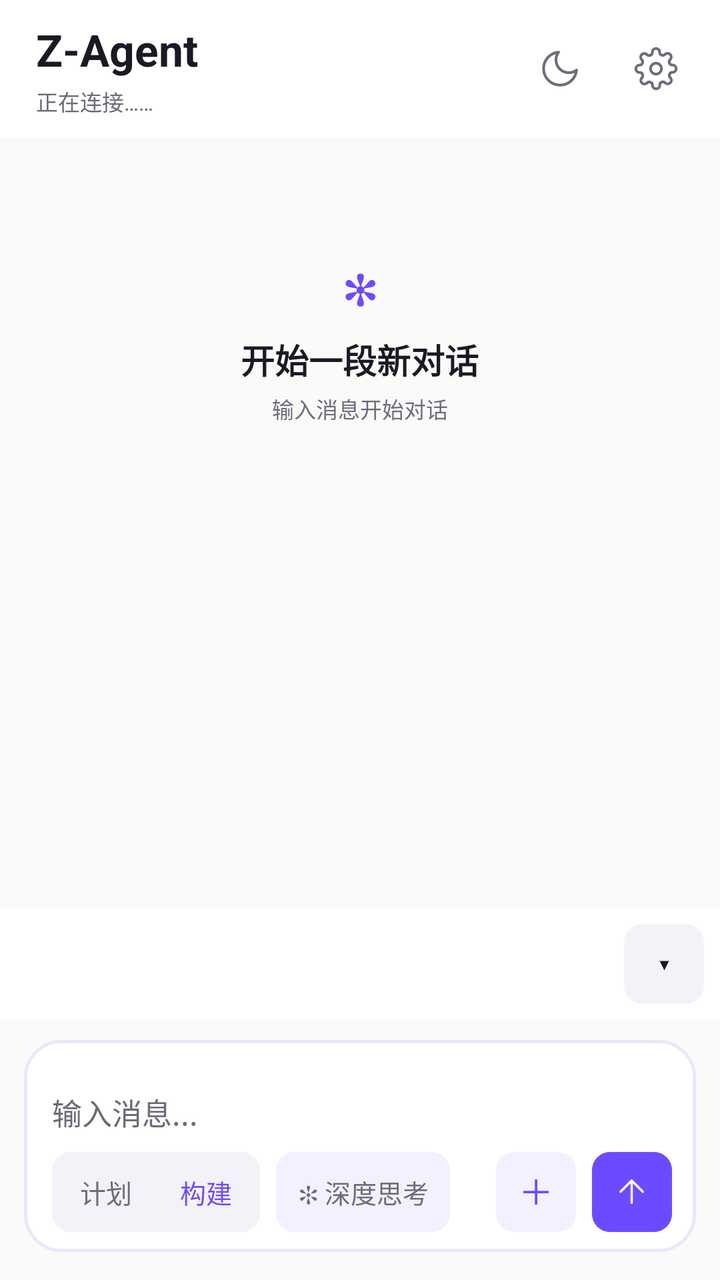
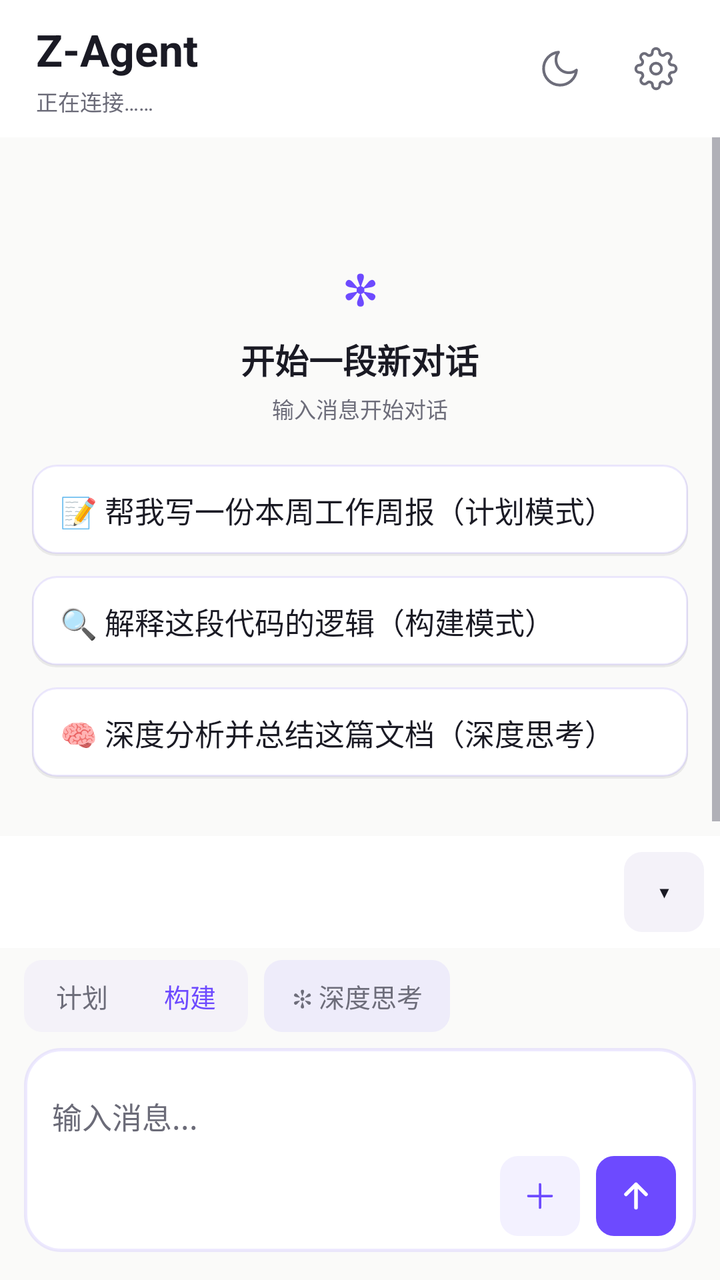

Compare the two renders of this Android layout. The source of the first and the diff that turns it into the second are given below.
<!-- AndroidManifest.xml: application theme AppTheme -->
<!-- res/layout/activity_main.xml -->
<?xml version="1.0" encoding="utf-8"?>
<LinearLayout xmlns:android="http://schemas.android.com/apk/res/android"
android:id="@+id/rootView" android:clipChildren="false" android:clipToPadding="false"
android:layout_width="match_parent"
android:layout_height="match_parent"
android:background="@color/bg_canvas"
android:orientation="vertical">


<LinearLayout
android:id="@+id/topBar"
android:layout_width="match_parent"
android:layout_height="wrap_content"
android:background="@color/bg_elevated"
android:gravity="center_vertical"
android:orientation="horizontal"
android:paddingStart="18dp"
android:paddingTop="10dp"
android:paddingEnd="8dp"
android:paddingBottom="10dp">

<LinearLayout
android:layout_width="0dp"
android:layout_height="wrap_content"
android:layout_weight="1"
android:orientation="vertical">
<TextView
android:layout_width="wrap_content"
android:layout_height="wrap_content"
android:text="Z-Agent"
android:textColor="@color/text_primary"
android:textSize="@dimen/fs_display"
android:textStyle="bold" />
<TextView
android:id="@+id/statusText"
android:layout_width="match_parent"
android:layout_height="wrap_content"
android:layout_marginTop="3dp"
android:ellipsize="end"
android:maxLines="1"
android:text="正在连接……"
android:textColor="@color/text_tertiary"
android:textSize="@dimen/fs_caption" />
</LinearLayout>


<FrameLayout
android:id="@+id/themeButton"
android:contentDescription="切换深浅主题"
android:layout_width="48dp"
android:layout_height="48dp"
android:background="?attr/selectableItemBackgroundBorderless"
android:clickable="true"
android:focusable="true">
<ImageView
android:id="@+id/themeIcon"
android:layout_width="22dp"
android:layout_height="22dp"
android:layout_gravity="center"
android:src="@drawable/ic_moon" />
</FrameLayout>


<FrameLayout
android:id="@+id/settingsButton"
android:contentDescription="打开设置"
android:layout_width="48dp"
android:layout_height="48dp"
android:background="?attr/selectableItemBackgroundBorderless"
android:clickable="true"
android:focusable="true">
<ImageView
android:layout_width="22dp"
android:layout_height="22dp"
android:layout_gravity="center"
android:src="@drawable/ic_gear" />
</FrameLayout>
</LinearLayout>


<FrameLayout android:clipChildren="false" android:clipToPadding="false"
android:layout_width="match_parent"
android:layout_height="0dp"
android:layout_weight="1">

<ScrollView
android:id="@+id/outputScroll"
android:layout_width="match_parent"
android:layout_height="match_parent"
android:background="@color/bg_canvas"
android:fillViewport="true"
android:overScrollMode="always"
android:scrollbars="vertical">
<LinearLayout
android:id="@+id/chatContainer"
android:layout_width="match_parent"
android:layout_height="wrap_content"
android:orientation="vertical"
android:paddingStart="8dp"
android:paddingTop="12dp"
android:paddingEnd="8dp"
android:paddingBottom="12dp">

<LinearLayout
android:id="@+id/emptyState"
android:layout_width="match_parent"
android:layout_height="wrap_content"
android:gravity="center_horizontal"
android:orientation="vertical"
android:paddingTop="48dp"
android:paddingBottom="24dp">
<TextView
android:layout_width="wrap_content"
android:layout_height="wrap_content"
android:text="✻"
android:textColor="@color/accent"
android:textSize="@dimen/fs_display"
android:textStyle="bold" />
<TextView
android:layout_width="wrap_content"
android:layout_height="wrap_content"
android:layout_marginTop="8dp"
android:text="开始一段新对话"
android:textColor="@color/text_primary"
android:textSize="@dimen/fs_title"
android:textStyle="bold" />
<TextView
android:layout_width="wrap_content"
android:layout_height="wrap_content"
android:layout_marginTop="4dp"
android:text="输入消息开始对话"
android:textColor="@color/text_secondary"
android:textSize="@dimen/fs_caption" />
</LinearLayout>
 </LinearLayout>
</ScrollView>


<FrameLayout
android:id="@+id/scrollBottomBtn"
android:layout_width="40dp"
android:layout_height="40dp"
android:layout_gravity="bottom|end"
android:layout_marginEnd="16dp"
 android:layout_marginBottom="76dp"
android:background="@drawable/bg_circle_btn"
android:clickable="true"
android:focusable="true"
android:foreground="@drawable/ripple_circle"
android:visibility="gone">
<TextView
android:layout_width="wrap_content"
android:layout_height="wrap_content"
android:layout_gravity="center"
android:text="↓"
android:textColor="@color/accent"
android:textSize="20sp"
android:textStyle="bold" />
</FrameLayout>

<FrameLayout android:id="@+id/quickToggleCollapsed" android:layout_width="44dp" android:layout_height="44dp" android:layout_gravity="bottom|end" android:layout_marginEnd="14dp" android:layout_marginBottom="-22dp" android:background="@drawable/bg_quick_toggle" android:clickable="true" android:focusable="true" android:foreground="@drawable/ripple_circle" android:visibility="gone" android:elevation="4dp">
<TextView android:layout_width="wrap_content" android:layout_height="wrap_content" android:layout_gravity="center" android:text="/" android:textColor="@color/accent" android:textSize="22sp" android:textStyle="bold" />
</FrameLayout>
</FrameLayout>


<LinearLayout android:id="@+id/quickBarContainer" android:layout_width="match_parent" android:layout_height="wrap_content" android:background="@color/bg_elevated" android:orientation="vertical">

 <LinearLayout android:id="@+id/quickRowWrap" android:layout_width="match_parent" android:layout_height="wrap_content" android:gravity="center_vertical" android:minHeight="56dp" android:orientation="horizontal" android:paddingStart="8dp" android:paddingTop="6dp" android:paddingEnd="8dp" android:paddingBottom="6dp"> <HorizontalScrollView android:id="@+id/quickScroll" android:layout_width="0dp" android:layout_height="wrap_content" android:layout_weight="1" android:overScrollMode="never" android:scrollbars="none"> <LinearLayout android:id="@+id/quickRow" android:layout_width="wrap_content" android:layout_height="wrap_content" android:gravity="center_vertical" android:orientation="horizontal" android:paddingStart="8dp" android:paddingEnd="8dp" /> </HorizontalScrollView> <TextView android:id="@+id/quickCollapse" android:layout_width="40dp" android:layout_height="40dp" android:layout_marginStart="4dp" android:background="@drawable/bg_quick" android:clickable="true" android:focusable="true" android:foreground="@drawable/ripple_pill" android:gravity="center" android:text="▾" android:textColor="@color/text_primary" android:textSize="16sp" /> </LinearLayout>  <LinearLayout android:id="@+id/quickEditBar" android:layout_width="match_parent" android:layout_height="36dp" android:background="@color/bg_subtle" android:gravity="center_vertical" android:orientation="horizontal" android:paddingStart="16dp" android:paddingEnd="12dp" android:visibility="gone"> <TextView android:layout_width="0dp" android:layout_height="wrap_content" android:layout_weight="1" android:text="拖动排序 · 点×移除 · 点＋添加" android:textColor="@color/text_secondary" android:textSize="11sp" /> <TextView android:id="@+id/quickEditDone" android:layout_width="wrap_content" android:layout_height="wrap_content" android:paddingStart="12dp" android:paddingEnd="4dp" android:text="完成" android:textColor="@color/accent" android:textSize="13sp" android:textStyle="bold" /> </LinearLayout> </LinearLayout>


<LinearLayout
android:id="@+id/inputBar"
android:layout_width="match_parent"
android:layout_height="wrap_content"
android:background="@color/bg_canvas"
android:orientation="vertical"
android:paddingStart="12dp"
android:paddingTop="10dp"
android:paddingEnd="12dp"
android:paddingBottom="14dp">

<LinearLayout
android:id="@+id/inputCard"
android:layout_width="match_parent"
android:layout_height="wrap_content"
android:background="@drawable/bg_input_card"
android:orientation="vertical"
android:paddingStart="14dp"
android:paddingTop="12dp"
android:paddingEnd="12dp"
android:paddingBottom="10dp">

<HorizontalScrollView
android:id="@+id/attachScroll"
android:layout_width="match_parent"
android:layout_height="wrap_content"
android:scrollbars="none"
android:visibility="gone">
<LinearLayout
android:id="@+id/attachRow"
android:layout_width="wrap_content"
android:layout_height="wrap_content"
android:orientation="horizontal"
android:paddingBottom="6dp" />
</HorizontalScrollView>

<EditText
android:id="@+id/inputEdit"
android:layout_width="match_parent"
android:layout_height="wrap_content"
android:minHeight="44dp"
android:background="@null"
android:hint="输入消息..."
android:imeOptions="actionSend"
android:inputType="textCapSentences"
android:maxLines="5"
android:paddingTop="8dp"
android:paddingBottom="4dp"
android:textColor="@color/text_primary"
android:textColorHint="@color/text_tertiary"
android:textSize="@dimen/fs_body" />

<LinearLayout
android:layout_width="match_parent"
android:layout_height="wrap_content"
android:gravity="center_vertical"
android:orientation="horizontal">

<FrameLayout
android:id="@+id/segContainer"
android:layout_width="wrap_content"
android:layout_height="40dp"
android:background="@drawable/bg_seg_container"
android:padding="2dp">
<View
android:id="@+id/segThumb"
android:layout_width="0dp"
android:layout_height="match_parent"
android:background="@drawable/bg_seg_thumb" />
<LinearLayout
android:layout_width="wrap_content"
android:layout_height="match_parent"
android:orientation="horizontal">
<TextView
android:id="@+id/segPlan"
android:layout_width="wrap_content"
android:layout_height="match_parent"
android:gravity="center"
android:paddingStart="12dp"
android:paddingEnd="12dp"
android:text="计划"
android:textColor="@color/text_secondary"
android:textSize="@dimen/fs_label" />
<TextView
android:id="@+id/segBuild"
android:layout_width="wrap_content"
android:layout_height="match_parent"
android:gravity="center"
android:paddingStart="12dp"
android:paddingEnd="12dp"
android:text="构建"
android:textColor="@color/accent"
android:textSize="@dimen/fs_label" />
</LinearLayout>
</FrameLayout>

<TextView
android:id="@+id/chipThink2"
android:layout_width="wrap_content"
android:layout_height="40dp"
android:layout_marginStart="8dp"
android:background="@drawable/bg_mini_pill"
android:clickable="true"
android:focusable="true"
android:foreground="@drawable/ripple_pill"
android:gravity="center"
android:paddingStart="11dp"
android:paddingEnd="11dp"
android:text="✻ 深度思考"
android:textColor="@color/text_secondary"
android:textSize="@dimen/fs_label"
android:maxLines="1"
android:singleLine="true" />

<TextView
android:id="@+id/chipSearch"
android:layout_width="wrap_content"
android:layout_height="48dp"
android:visibility="gone" />

<View
android:layout_width="0dp"
android:layout_height="1dp"
android:layout_weight="1" />

<FrameLayout
android:id="@+id/btnPlus"
android:contentDescription="添加附件"
android:layout_width="40dp"
android:layout_height="40dp"
android:background="@drawable/bg_circle_btn"
android:clickable="true"
android:focusable="true"
android:foreground="@drawable/ripple_circle">
<ImageView
android:layout_width="20dp"
android:layout_height="20dp"
android:layout_gravity="center"
android:src="@drawable/ic_plus" />
</FrameLayout>

<FrameLayout
android:id="@+id/sendButton"
android:contentDescription="发送消息"
android:layout_width="40dp"
android:layout_height="40dp"
android:layout_marginStart="8dp"
android:background="@drawable/bg_circle_send"
android:clickable="true"
android:focusable="true"
android:foreground="@drawable/ripple_circle">
<ImageView
android:layout_width="19dp"
android:layout_height="19dp"
android:layout_gravity="center"
android:src="@drawable/ic_send_arrow" />
</FrameLayout>
</LinearLayout>
</LinearLayout>

</LinearLayout>
</LinearLayout>
<!-- resources referenced by this layout -->
<resources>
  <color name="accent">#6D4AFF</color>
  <color name="bg_canvas">#FAFAF9</color>
  <color name="bg_elevated">#FFFFFF</color>
  <color name="bg_subtle">#F4F2F9</color>
  <color name="text_primary">#1A1A24</color>
  <color name="text_secondary">#6D6D7A</color>
  <color name="text_tertiary">#6B6B78</color>
  <dimen name="fs_body">15sp</dimen>
  <dimen name="fs_caption">11sp</dimen>
  <dimen name="fs_display">22sp</dimen>
  <dimen name="fs_label">13sp</dimen>
  <dimen name="fs_title">17sp</dimen>
  <!-- drawable bg_circle_btn (drawable) -->
  <?xml version="1.0" encoding="utf-8"?>
  <shape xmlns:android="http://schemas.android.com/apk/res/android" android:shape="rectangle">
   <solid android:color="@color/accent_subtle" />
   <corners android:radius="8.95dp" />
  </shape>
  <!-- drawable bg_circle_send (drawable) -->
  <?xml version="1.0" encoding="utf-8"?>
  <shape xmlns:android="http://schemas.android.com/apk/res/android" android:shape="rectangle">
   <solid android:color="@color/accent" />
   <corners android:radius="8.95dp" />
  </shape>
  <!-- drawable bg_input_card (drawable) -->
  <?xml version="1.0" encoding="utf-8"?>
  <shape xmlns:android="http://schemas.android.com/apk/res/android" android:shape="rectangle">
  <solid android:color="@color/bg_elevated" />
  <corners android:radius="@dimen/radius_lg" />
  <stroke android:width="1.5dp" android:color="@color/accent_line" />
  </shape>
  <!-- drawable bg_mini_pill (drawable) -->
  <?xml version="1.0" encoding="utf-8"?>
  <shape xmlns:android="http://schemas.android.com/apk/res/android" android:shape="rectangle">
  <solid android:color="@color/accent_subtle" />
  <corners android:radius="@dimen/radius_sm" />
  </shape>
  <!-- drawable bg_quick (drawable) -->
  <?xml version="1.0" encoding="utf-8"?>
  <shape xmlns:android="http://schemas.android.com/apk/res/android" android:shape="rectangle">
  <solid android:color="@color/bg_subtle" />
  <corners android:radius="@dimen/radius_sm" />
  </shape>
  <!-- drawable bg_seg_container (drawable) -->
  <?xml version="1.0" encoding="utf-8"?>
  <shape xmlns:android="http://schemas.android.com/apk/res/android" android:shape="rectangle">
  <solid android:color="@color/bg_subtle" />
  <corners android:radius="@dimen/radius_sm" />
  </shape>
  <!-- drawable ic_send_arrow (drawable) -->
  <?xml version="1.0" encoding="utf-8"?>
  <vector xmlns:android="http://schemas.android.com/apk/res/android" android:width="19dp" android:height="19dp" android:viewportWidth="24" android:viewportHeight="24">
  <path android:pathData="M12,19 L12,5 M5,12 L12,5 L19,12" android:strokeColor="@color/on_accent" android:strokeWidth="1.5" android:strokeLineCap="round" android:strokeLineJoin="round" />
  </vector>
  <color name="accent_subtle">#146D4AFF</color>
  <dimen name="radius_lg">18dp</dimen>
  <color name="accent_line">#1F6D4AFF</color>
  <dimen name="radius_sm">8.95dp</dimen>
  <color name="btn_shadow">#00000000</color>
  <color name="on_accent">#FFFFFF</color>
  <style name="AppBottomSheet" parent="Theme.Design.Light.BottomSheetDialog">
  <item name="bottomSheetStyle">@style/AppBottomSheet.Modal</item>
  <item name="android:windowIsFloating">false</item>
  <item name="android:statusBarColor">@android:color/transparent</item>
  </style>
  <style name="AppBottomSheet.Modal" parent="Widget.Design.BottomSheet.Modal">
  <item name="android:background">@android:color/transparent</item>
  </style>
  <!-- unchanged entries left out for length: 9 -->
</resources>

<!-- the commit's change to res/layout/activity_main.xml (unified diff, before → after) -->
@@ -131,6 +131,15 @@ android:layout_marginTop="4dp"
 android:text="输入消息开始对话"
 android:textColor="@color/text_secondary"
 android:textSize="@dimen/fs_caption" />
+
+<LinearLayout android:layout_width="match_parent" android:layout_height="wrap_content" android:layout_marginTop="20dp" android:orientation="vertical" android:paddingStart="8dp" android:paddingEnd="8dp">
+
+<TextView android:id="@+id/promptCard1" android:layout_width="match_parent" android:layout_height="wrap_content" android:background="@drawable/bg_prompt_card" android:clickable="true" android:focusable="true" android:paddingStart="14dp" android:paddingTop="12dp" android:paddingEnd="14dp" android:paddingBottom="12dp" android:text="📝 帮我写一份本周工作周报（计划模式）" android:textColor="@color/text_primary" android:textSize="@dimen/fs_body" />
+
+<TextView android:id="@+id/promptCard2" android:layout_width="match_parent" android:layout_height="wrap_content" android:layout_marginTop="10dp" android:background="@drawable/bg_prompt_card" android:clickable="true" android:focusable="true" android:paddingStart="14dp" android:paddingTop="12dp" android:paddingEnd="14dp" android:paddingBottom="12dp" android:text="🔍 解释这段代码的逻辑（构建模式）" android:textColor="@color/text_primary" android:textSize="@dimen/fs_body" />
+
+<TextView android:id="@+id/promptCard3" android:layout_width="match_parent" android:layout_height="wrap_content" android:layout_marginTop="10dp" android:background="@drawable/bg_prompt_card" android:clickable="true" android:focusable="true" android:paddingStart="14dp" android:paddingTop="12dp" android:paddingEnd="14dp" android:paddingBottom="12dp" android:text="🧠 深度分析并总结这篇文档（深度思考）" android:textColor="@color/text_primary" android:textSize="@dimen/fs_body" />
+</LinearLayout>
 </LinearLayout>
  </LinearLayout>
 </ScrollView>
@@ -169,165 +178,47 @@ android:textStyle="bold" />
  <LinearLayout android:id="@+id/quickRowWrap" android:layout_width="match_parent" android:layout_height="wrap_content" android:gravity="center_vertical" android:minHeight="56dp" android:orientation="horizontal" android:paddingStart="8dp" android:paddingTop="6dp" android:paddingEnd="8dp" android:paddingBottom="6dp"> <HorizontalScrollView android:id="@+id/quickScroll" android:layout_width="0dp" android:layout_height="wrap_content" android:layout_weight="1" android:overScrollMode="never" android:scrollbars="none"> <LinearLayout android:id="@+id/quickRow" android:layout_width="wrap_content" android:layout_height="wrap_content" android:gravity="center_vertical" android:orientation="horizontal" android:paddingStart="8dp" android:paddingEnd="8dp" /> </HorizontalScrollView> <TextView android:id="@+id/quickCollapse" android:layout_width="40dp" android:layout_height="40dp" android:layout_marginStart="4dp" android:background="@drawable/bg_quick" android:clickable="true" android:focusable="true" android:foreground="@drawable/ripple_pill" android:gravity="center" android:text="▾" android:textColor="@color/text_primary" android:textSize="16sp" /> </LinearLayout>  <LinearLayout android:id="@+id/quickEditBar" android:layout_width="match_parent" android:layout_height="36dp" android:background="@color/bg_subtle" android:gravity="center_vertical" android:orientation="horizontal" android:paddingStart="16dp" android:paddingEnd="12dp" android:visibility="gone"> <TextView android:layout_width="0dp" android:layout_height="wrap_content" android:layout_weight="1" android:text="拖动排序 · 点×移除 · 点＋添加" android:textColor="@color/text_secondary" android:textSize="11sp" /> <TextView android:id="@+id/quickEditDone" android:layout_width="wrap_content" android:layout_height="wrap_content" android:paddingStart="12dp" android:paddingEnd="4dp" android:text="完成" android:textColor="@color/accent" android:textSize="13sp" android:textStyle="bold" /> </LinearLayout> </LinearLayout>
 
 
-<LinearLayout
-android:id="@+id/inputBar"
-android:layout_width="match_parent"
-android:layout_height="wrap_content"
-android:background="@color/bg_canvas"
-android:orientation="vertical"
-android:paddingStart="12dp"
-android:paddingTop="10dp"
-android:paddingEnd="12dp"
-android:paddingBottom="14dp">
-
-<LinearLayout
-android:id="@+id/inputCard"
-android:layout_width="match_parent"
-android:layout_height="wrap_content"
-android:background="@drawable/bg_input_card"
-android:orientation="vertical"
-android:paddingStart="14dp"
-android:paddingTop="12dp"
-android:paddingEnd="12dp"
-android:paddingBottom="10dp">
-
-<HorizontalScrollView
-android:id="@+id/attachScroll"
-android:layout_width="match_parent"
-android:layout_height="wrap_content"
-android:scrollbars="none"
-android:visibility="gone">
-<LinearLayout
-android:id="@+id/attachRow"
-android:layout_width="wrap_content"
-android:layout_height="wrap_content"
-android:orientation="horizontal"
-android:paddingBottom="6dp" />
+<LinearLayout android:id="@+id/inputBar" android:layout_width="match_parent" android:layout_height="wrap_content" android:background="@color/bg_canvas" android:orientation="vertical" android:paddingStart="12dp" android:paddingTop="6dp" android:paddingEnd="12dp" android:paddingBottom="14dp">
+
+
+
+<LinearLayout android:layout_width="match_parent" android:layout_height="wrap_content" android:gravity="center_vertical" android:orientation="horizontal" android:paddingBottom="8dp">
+
+<FrameLayout android:id="@+id/segContainer" android:layout_width="wrap_content" android:layout_height="36dp" android:background="@drawable/bg_seg_container" android:padding="2dp">
+<View android:id="@+id/segThumb" android:layout_width="0dp" android:layout_height="match_parent" android:background="@drawable/bg_seg_thumb" />
+<LinearLayout android:layout_width="wrap_content" android:layout_height="match_parent" android:orientation="horizontal">
+<TextView android:id="@+id/segPlan" android:layout_width="wrap_content" android:layout_height="match_parent" android:gravity="center" android:paddingStart="14dp" android:paddingEnd="14dp" android:text="计划" android:textColor="@color/text_secondary" android:textSize="@dimen/fs_label" />
+<TextView android:id="@+id/segBuild" android:layout_width="wrap_content" android:layout_height="match_parent" android:gravity="center" android:paddingStart="14dp" android:paddingEnd="14dp" android:text="构建" android:textColor="@color/accent" android:textSize="@dimen/fs_label" />
+</LinearLayout>
+</FrameLayout>
+
+<TextView android:id="@+id/chipThink2" android:layout_width="wrap_content" android:layout_height="36dp" android:layout_marginStart="8dp" android:background="@drawable/bg_mini_pill" android:clickable="true" android:focusable="true" android:foreground="@drawable/ripple_pill" android:gravity="center" android:paddingStart="14dp" android:paddingEnd="14dp" android:text="✻ 深度思考" android:textColor="@color/text_secondary" android:textSize="@dimen/fs_label" android:maxLines="1" android:singleLine="true" />
+
+<TextView android:id="@+id/chipSearch" android:layout_width="wrap_content" android:layout_height="36dp" android:visibility="gone" />
+
+<View android:layout_width="0dp" android:layout_height="1dp" android:layout_weight="1" />
+</LinearLayout>
+
+
+
+<LinearLayout android:id="@+id/inputCard" android:layout_width="match_parent" android:layout_height="wrap_content" android:background="@drawable/bg_input_card" android:orientation="vertical" android:paddingStart="14dp" android:paddingTop="10dp" android:paddingEnd="10dp" android:paddingBottom="8dp">
+
+<HorizontalScrollView android:id="@+id/attachScroll" android:layout_width="match_parent" android:layout_height="wrap_content" android:scrollbars="none" android:visibility="gone">
+<LinearLayout android:id="@+id/attachRow" android:layout_width="wrap_content" android:layout_height="wrap_content" android:orientation="horizontal" android:paddingBottom="6dp" />
 </HorizontalScrollView>
 
-<EditText
-android:id="@+id/inputEdit"
-android:layout_width="match_parent"
-android:layout_height="wrap_content"
-android:minHeight="44dp"
-android:background="@null"
-android:hint="输入消息..."
-android:imeOptions="actionSend"
-android:inputType="textCapSentences"
-android:maxLines="5"
-android:paddingTop="8dp"
-android:paddingBottom="4dp"
-android:textColor="@color/text_primary"
-android:textColorHint="@color/text_tertiary"
-android:textSize="@dimen/fs_body" />
-
-<LinearLayout
-android:layout_width="match_parent"
-android:layout_height="wrap_content"
-android:gravity="center_vertical"
-android:orientation="horizontal">
-
-<FrameLayout
-android:id="@+id/segContainer"
-android:layout_width="wrap_content"
-android:layout_height="40dp"
-android:background="@drawable/bg_seg_container"
-android:padding="2dp">
-<View
-android:id="@+id/segThumb"
-android:layout_width="0dp"
-android:layout_height="match_parent"
-android:background="@drawable/bg_seg_thumb" />
-<LinearLayout
-android:layout_width="wrap_content"
-android:layout_height="match_parent"
-android:orientation="horizontal">
-<TextView
-android:id="@+id/segPlan"
-android:layout_width="wrap_content"
-android:layout_height="match_parent"
-android:gravity="center"
-android:paddingStart="12dp"
-android:paddingEnd="12dp"
-android:text="计划"
-android:textColor="@color/text_secondary"
-android:textSize="@dimen/fs_label" />
-<TextView
-android:id="@+id/segBuild"
-android:layout_width="wrap_content"
-android:layout_height="match_parent"
-android:gravity="center"
-android:paddingStart="12dp"
-android:paddingEnd="12dp"
-android:text="构建"
-android:textColor="@color/accent"
-android:textSize="@dimen/fs_label" />
-</LinearLayout>
-</FrameLayout>
-
-<TextView
-android:id="@+id/chipThink2"
-android:layout_width="wrap_content"
-android:layout_height="40dp"
-android:layout_marginStart="8dp"
-android:background="@drawable/bg_mini_pill"
-android:clickable="true"
-android:focusable="true"
-android:foreground="@drawable/ripple_pill"
-android:gravity="center"
-android:paddingStart="11dp"
-android:paddingEnd="11dp"
-android:text="✻ 深度思考"
-android:textColor="@color/text_secondary"
-android:textSize="@dimen/fs_label"
-android:maxLines="1"
-android:singleLine="true" />
-
-<TextView
-android:id="@+id/chipSearch"
-android:layout_width="wrap_content"
-android:layout_height="48dp"
-android:visibility="gone" />
-
-<View
-android:layout_width="0dp"
-android:layout_height="1dp"
-android:layout_weight="1" />
-
-<FrameLayout
-android:id="@+id/btnPlus"
-android:contentDescription="添加附件"
-android:layout_width="40dp"
-android:layout_height="40dp"
-android:background="@drawable/bg_circle_btn"
-android:clickable="true"
-android:focusable="true"
-android:foreground="@drawable/ripple_circle">
-<ImageView
-android:layout_width="20dp"
-android:layout_height="20dp"
-android:layout_gravity="center"
-android:src="@drawable/ic_plus" />
-</FrameLayout>
-
-<FrameLayout
-android:id="@+id/sendButton"
-android:contentDescription="发送消息"
-android:layout_width="40dp"
-android:layout_height="40dp"
-android:layout_marginStart="8dp"
-android:background="@drawable/bg_circle_send"
-android:clickable="true"
-android:focusable="true"
-android:foreground="@drawable/ripple_circle">
-<ImageView
-android:layout_width="19dp"
-android:layout_height="19dp"
-android:layout_gravity="center"
-android:src="@drawable/ic_send_arrow" />
-</FrameLayout>
-</LinearLayout>
-</LinearLayout>
-
-</LinearLayout>
-</LinearLayout>
+<EditText android:id="@+id/inputEdit" android:layout_width="match_parent" android:layout_height="wrap_content" android:minHeight="44dp" android:background="@null" android:hint="输入消息..." android:imeOptions="actionSend" android:inputType="textCapSentences" android:maxLines="5" android:paddingTop="8dp" android:paddingBottom="4dp" android:textColor="@color/text_primary" android:textColorHint="@color/text_tertiary" android:textSize="@dimen/fs_body" />
+
+<LinearLayout android:layout_width="match_parent" android:layout_height="wrap_content" android:gravity="center_vertical|end" android:orientation="horizontal">
+
+<FrameLayout android:id="@+id/btnPlus" android:contentDescription="添加附件" android:layout_width="40dp" android:layout_height="40dp" android:background="@drawable/bg_circle_btn" android:clickable="true" android:focusable="true" android:foreground="@drawable/ripple_circle">
+<ImageView android:layout_width="20dp" android:layout_height="20dp" android:layout_gravity="center" android:src="@drawable/ic_plus" />
+</FrameLayout>
+
+<FrameLayout android:id="@+id/sendButton" android:contentDescription="发送消息" android:layout_width="40dp" android:layout_height="40dp" android:layout_marginStart="8dp" android:background="@drawable/bg_circle_send" android:clickable="true" android:focusable="true" android:foreground="@drawable/ripple_circle">
+<ImageView android:layout_width="20dp" android:layout_height="20dp" android:layout_gravity="center" android:src="@drawable/ic_arrow_up" />
+</FrameLayout>
+</LinearLayout>
+</LinearLayout>
+
+</LinearLayout> </LinearLayout>
<!-- resource entries referenced after the edit -->
@@ -37,6 +37,23 @@
   <solid android:color="@color/accent_subtle" />
   <corners android:radius="@dimen/radius_sm" />
   </shape>
+  <!-- drawable bg_prompt_card (drawable) -->
+  <?xml version="1.0" encoding="utf-8"?>
+  <layer-list xmlns:android="http://schemas.android.com/apk/res/android">
+   <item android:top="1dp">
+   <shape android:shape="rectangle">
+   <solid android:color="#11000000" />
+   <corners android:radius="12dp" />
+   </shape>
+   </item>
+   <item android:bottom="1dp">
+   <shape android:shape="rectangle">
+   <solid android:color="@color/bg_elevated" />
+   <stroke android:width="1dp" android:color="@color/accent_line" />
+   <corners android:radius="12dp" />
+   </shape>
+   </item>
+  </layer-list>
   <!-- drawable bg_quick (drawable) -->
   <?xml version="1.0" encoding="utf-8"?>
   <shape xmlns:android="http://schemas.android.com/apk/res/android" android:shape="rectangle">
@@ -49,17 +66,16 @@
   <solid android:color="@color/bg_subtle" />
   <corners android:radius="@dimen/radius_sm" />
   </shape>
-  <!-- drawable ic_send_arrow (drawable) -->
+  <!-- drawable ic_arrow_up (drawable) -->
   <?xml version="1.0" encoding="utf-8"?>
-  <vector xmlns:android="http://schemas.android.com/apk/res/android" android:width="19dp" android:height="19dp" android:viewportWidth="24" android:viewportHeight="24">
-  <path android:pathData="M12,19 L12,5 M5,12 L12,5 L19,12" android:strokeColor="@color/on_accent" android:strokeWidth="1.5" android:strokeLineCap="round" android:strokeLineJoin="round" />
+  <vector xmlns:android="http://schemas.android.com/apk/res/android" android:width="20dp" android:height="20dp" android:viewportWidth="24" android:viewportHeight="24">
+   <path android:pathData="M12,19 L12,5 M6,11 L12,5 L18,11" android:strokeWidth="2.2" android:strokeColor="#FFFFFF" android:strokeLineCap="round" android:strokeLineJoin="round" />
   </vector>
   <color name="accent_subtle">#146D4AFF</color>
   <dimen name="radius_lg">18dp</dimen>
   <color name="accent_line">#1F6D4AFF</color>
   <dimen name="radius_sm">8.95dp</dimen>
   <color name="btn_shadow">#00000000</color>
-  <color name="on_accent">#FFFFFF</color>
   <style name="AppBottomSheet" parent="Theme.Design.Light.BottomSheetDialog">
   <item name="bottomSheetStyle">@style/AppBottomSheet.Modal</item>
   <item name="android:windowIsFloating">false</item>
